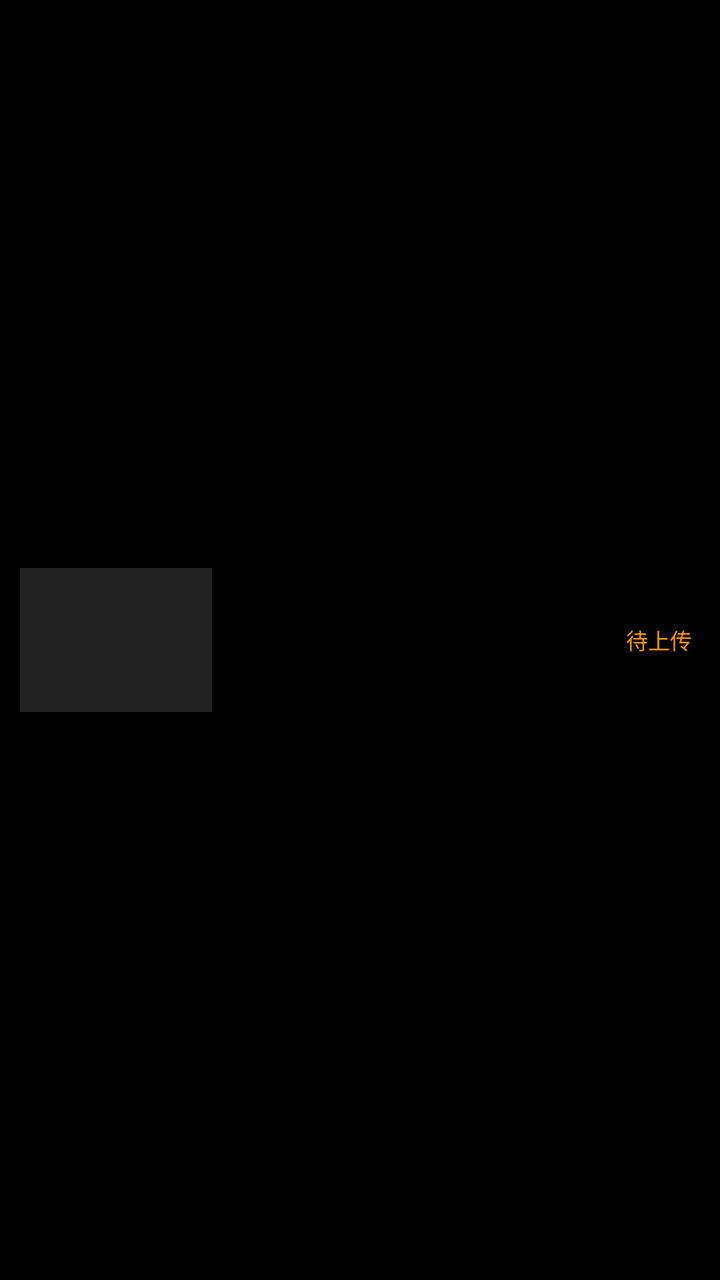
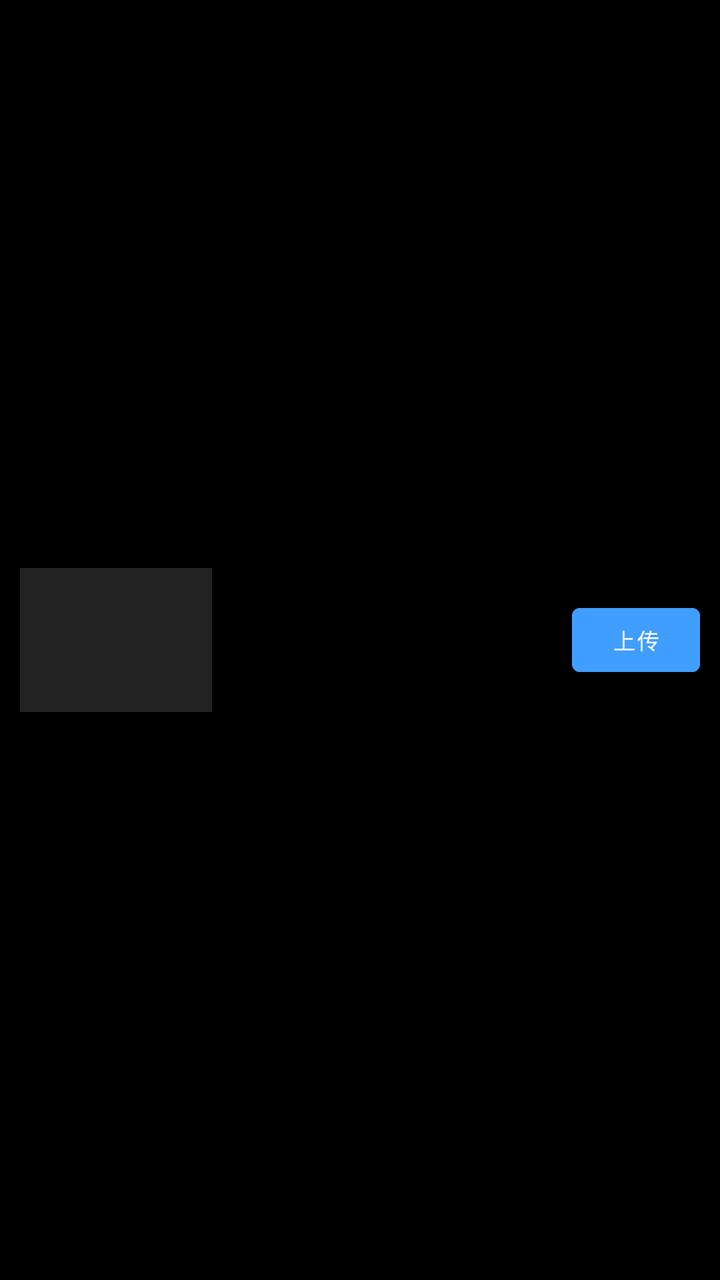

An Android layout rendered at two revisions. The XML below is the earlier revision; the diff shows what the commit changed to produce the second picture.
<!-- AndroidManifest.xml: application theme Theme.EnforcementApp -->
<!-- res/layout/item_media_file.xml -->
<?xml version="1.0" encoding="utf-8"?>
<LinearLayout
    xmlns:android="http://schemas.android.com/apk/res/android"
    android:layout_width="match_parent"
    android:layout_height="wrap_content"
    android:orientation="horizontal"
    android:padding="10dp"
    android:gravity="center_vertical"
    android:background="?attr/selectableItemBackground">

    
    <FrameLayout
        android:layout_width="96dp"
        android:layout_height="72dp">

        <ImageView
            android:id="@+id/ivThumbnail"
            android:layout_width="match_parent"
            android:layout_height="match_parent"
            android:scaleType="centerCrop"
            android:background="#222222" />

        
        <TextView
            android:id="@+id/tvDuration"
            android:layout_width="wrap_content"
            android:layout_height="wrap_content"
            android:layout_gravity="bottom|end"
            android:background="#99000000"
            android:textColor="#FFFFFF"
            android:textSize="10sp"
            android:paddingStart="4dp"
            android:paddingEnd="4dp"
            android:paddingTop="1dp"
            android:paddingBottom="1dp"
            android:visibility="gone" />

        
        <ImageView
            android:id="@+id/ivPlayIcon"
            android:layout_width="28dp"
            android:layout_height="28dp"
            android:layout_gravity="center"
            android:src="@android:drawable/ic_media_play"
            android:alpha="0.8"
            android:visibility="gone" />

    </FrameLayout>

    <LinearLayout
        android:layout_width="0dp"
        android:layout_height="wrap_content"
        android:layout_weight="1"
        android:orientation="vertical"
        android:layout_marginStart="12dp">

        <TextView
            android:id="@+id/tvFileName"
            android:layout_width="match_parent"
            android:layout_height="wrap_content"
            android:textColor="#FFFFFF"
            android:textSize="14sp"
            android:maxLines="1"
            android:ellipsize="middle" />

        <TextView
            android:id="@+id/tvFileInfo"
            android:layout_width="match_parent"
            android:layout_height="wrap_content"
            android:textColor="#AAAAAA"
            android:textSize="12sp"
            android:layout_marginTop="4dp" />

    </LinearLayout>

    <TextView
        android:id="@+id/tvUploadStatus"
        android:layout_width="wrap_content"
        android:layout_height="wrap_content"
        android:textSize="11sp"
        android:padding="4dp"
        android:text="待上传"
        android:textColor="#FF9800" />

</LinearLayout>
<!-- resources referenced by this layout -->
<resources>
  <style name="Theme.EnforcementApp" parent="Theme.MaterialComponents.DayNight.NoActionBar">
          <item name="colorPrimary">#1A237E</item>
          <item name="colorPrimaryVariant">#0D47A1</item>
          <item name="colorOnPrimary">#FFFFFF</item>
          <item name="colorSecondary">#2196F3</item>
          <item name="android:windowBackground">#000000</item>
      </style>
</resources>

<!-- the commit's change to res/layout/item_media_file.xml (unified diff, before → after) -->
@@ -7,6 +7,15 @@
     android:padding="10dp"
     android:gravity="center_vertical"
     android:background="?attr/selectableItemBackground">
+
+    
+    <CheckBox
+        android:id="@+id/cbSelect"
+        android:layout_width="wrap_content"
+        android:layout_height="wrap_content"
+        android:layout_marginEnd="8dp"
+        android:visibility="gone"
+        android:buttonTint="#409EFF" />
 
     
     <FrameLayout
@@ -73,13 +82,62 @@
 
     </LinearLayout>
 
-    <TextView
-        android:id="@+id/tvUploadStatus"
+    
+    <FrameLayout
         android:layout_width="wrap_content"
         android:layout_height="wrap_content"
-        android:textSize="11sp"
-        android:padding="4dp"
-        android:text="待上传"
-        android:textColor="#FF9800" />
+        android:layout_gravity="center_vertical">
+
+        <Button
+            android:id="@+id/btnUpload"
+            android:layout_width="64dp"
+            android:layout_height="32dp"
+            android:text="上传"
+            android:textSize="11sp"
+            android:textColor="#ffffff"
+            android:backgroundTint="#409EFF"
+            android:padding="0dp"
+            android:insetTop="0dp"
+            android:insetBottom="0dp" />
+
+        <ProgressBar
+            android:id="@+id/progressUpload"
+            style="?android:attr/progressBarStyleHorizontal"
+            android:layout_width="64dp"
+            android:layout_height="20dp"
+            android:layout_gravity="center"
+            android:max="100"
+            android:visibility="gone" />
+
+        
+        <LinearLayout
+            android:id="@+id/layoutUploaded"
+            android:layout_width="wrap_content"
+            android:layout_height="32dp"
+            android:orientation="horizontal"
+            android:gravity="center_vertical"
+            android:visibility="gone">
+
+            <TextView
+                android:id="@+id/tvUploaded"
+                android:layout_width="wrap_content"
+                android:layout_height="wrap_content"
+                android:text="已上传"
+                android:textSize="11sp"
+                android:textColor="#67C23A" />
+
+            <ImageView
+                android:id="@+id/btnDelete"
+                android:layout_width="24dp"
+                android:layout_height="24dp"
+                android:layout_marginStart="6dp"
+                android:src="@drawable/ic_delete"
+                android:contentDescription="删除"
+                android:background="?attr/selectableItemBackgroundBorderless"
+                android:padding="2dp" />
+
+        </LinearLayout>
+
+    </FrameLayout>
 
 </LinearLayout>
<!-- resource entries referenced after the edit -->
@@ -1,5 +1,17 @@
 <!-- resources referenced by this layout -->
 <resources>
+  <!-- drawable ic_delete (drawable) -->
+  <?xml version="1.0" encoding="utf-8"?>
+  <vector xmlns:android="http://schemas.android.com/apk/res/android"
+      android:width="24dp"
+      android:height="24dp"
+      android:viewportWidth="24"
+      android:viewportHeight="24"
+      android:tint="#F56C6C">
+      <path
+          android:fillColor="#FFFFFF"
+          android:pathData="M6,19c0,1.1 0.9,2 2,2h8c1.1,0 2,-0.9 2,-2V7H6v12zM19,4h-3.5l-1,-1h-5l-1,1H5v2h14V4z"/>
+  </vector>
   <style name="Theme.EnforcementApp" parent="Theme.MaterialComponents.DayNight.NoActionBar">
           <item name="colorPrimary">#1A237E</item>
           <item name="colorPrimaryVariant">#0D47A1</item>
